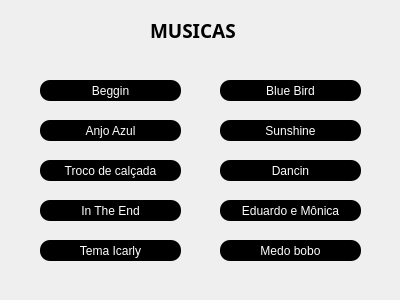
This is Designs/musicas.ui in PabloCarnauba/Spoti-Ninho-V2 as Qt 5 draws it before an edit. The edited form follows.
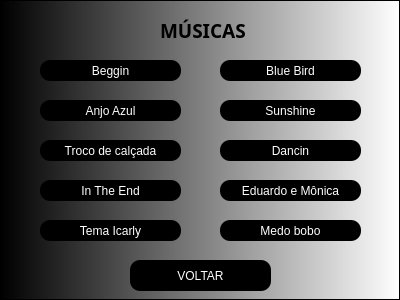
This is the edited form.

Diff of the .ui file:
```diff
--- a/Designs/musicas.ui
+++ b/Designs/musicas.ui
@@ -13,10 +13,22 @@
   <property name="windowTitle">
    <string>Dialog</string>
   </property>
+  <property name="styleSheet">
+   <string notr="true">QPushButton {
+    background-color: black;
+    color: white;
+    border-radius: 10px;
+}
+
+QPushButton:pressed {
+    background-color: grey;
+}
+</string>
+  </property>
   <widget class="QLabel" name="rotuloMenuInicial">
    <property name="geometry">
     <rect>
-     <x>150</x>
+     <x>160</x>
      <y>10</y>
      <width>101</width>
      <height>41</height>
@@ -33,23 +45,20 @@
     <string notr="true">Color rgb(255, 255, 255)</string>
    </property>
    <property name="text">
-    <string>MUSICAS</string>
+    <string>MÚSICAS</string>
    </property>
   </widget>
   <widget class="QPushButton" name="beggin">
    <property name="geometry">
     <rect>
      <x>40</x>
-     <y>80</y>
+     <y>60</y>
      <width>141</width>
      <height>21</height>
     </rect>
    </property>
    <property name="styleSheet">
-    <string notr="true">color: white;
-background-color: rgb(0, 0, 0);
-border-radius: 10px;
-
+    <string notr="true">
 </string>
    </property>
    <property name="text">
@@ -60,17 +69,13 @@
    <property name="geometry">
     <rect>
      <x>40</x>
-     <y>120</y>
+     <y>100</y>
      <width>141</width>
      <height>21</height>
     </rect>
    </property>
    <property name="styleSheet">
-    <string notr="true">color: white;
-background-color: rgb(0, 0, 0);
-border-radius: 10px;
-
-</string>
+    <string notr="true"/>
    </property>
    <property name="text">
     <string>Anjo Azul</string>
@@ -80,17 +85,13 @@
    <property name="geometry">
     <rect>
      <x>40</x>
-     <y>160</y>
+     <y>140</y>
      <width>141</width>
      <height>21</height>
     </rect>
    </property>
    <property name="styleSheet">
-    <string notr="true">color: white;
-background-color: rgb(0, 0, 0);
-border-radius: 10px;
-
-</string>
+    <string notr="true"/>
    </property>
    <property name="text">
     <string>Troco de calçada</string>
@@ -100,16 +101,13 @@
    <property name="geometry">
     <rect>
      <x>40</x>
-     <y>200</y>
+     <y>180</y>
      <width>141</width>
      <height>21</height>
     </rect>
    </property>
    <property name="styleSheet">
-    <string notr="true">color: white;
-background-color: rgb(0, 0, 0);
-border-radius: 10px;
-
+    <string notr="true">
 </string>
    </property>
    <property name="text">
@@ -120,17 +118,13 @@
    <property name="geometry">
     <rect>
      <x>40</x>
-     <y>240</y>
+     <y>220</y>
      <width>141</width>
      <height>21</height>
     </rect>
    </property>
    <property name="styleSheet">
-    <string notr="true">color: white;
-background-color: rgb(0, 0, 0);
-border-radius: 10px;
-
-</string>
+    <string notr="true"/>
    </property>
    <property name="text">
     <string>Tema Icarly</string>
@@ -140,17 +134,13 @@
    <property name="geometry">
     <rect>
      <x>220</x>
-     <y>240</y>
+     <y>220</y>
      <width>141</width>
      <height>21</height>
     </rect>
    </property>
    <property name="styleSheet">
-    <string notr="true">color: white;
-background-color: rgb(0, 0, 0);
-border-radius: 10px;
-
-</string>
+    <string notr="true"/>
    </property>
    <property name="text">
     <string>Medo bobo</string>
@@ -160,17 +150,13 @@
    <property name="geometry">
     <rect>
      <x>220</x>
-     <y>160</y>
+     <y>140</y>
      <width>141</width>
      <height>21</height>
     </rect>
    </property>
    <property name="styleSheet">
-    <string notr="true">color: white;
-background-color: rgb(0, 0, 0);
-border-radius: 10px;
-
-</string>
+    <string notr="true"/>
    </property>
    <property name="text">
     <string>Dancin</string>
@@ -180,17 +166,13 @@
    <property name="geometry">
     <rect>
      <x>220</x>
-     <y>80</y>
+     <y>60</y>
      <width>141</width>
      <height>21</height>
     </rect>
    </property>
    <property name="styleSheet">
-    <string notr="true">color: white;
-background-color: rgb(0, 0, 0);
-border-radius: 10px;
-
-</string>
+    <string notr="true"/>
    </property>
    <property name="text">
     <string>Blue Bird</string>
@@ -200,17 +182,13 @@
    <property name="geometry">
     <rect>
      <x>220</x>
-     <y>120</y>
+     <y>100</y>
      <width>141</width>
      <height>21</height>
     </rect>
    </property>
    <property name="styleSheet">
-    <string notr="true">color: white;
-background-color: rgb(0, 0, 0);
-border-radius: 10px;
-
-</string>
+    <string notr="true"/>
    </property>
    <property name="text">
     <string>Sunshine</string>
@@ -220,15 +198,13 @@
    <property name="geometry">
     <rect>
      <x>220</x>
-     <y>200</y>
+     <y>180</y>
      <width>141</width>
      <height>21</height>
     </rect>
    </property>
    <property name="styleSheet">
-    <string notr="true">color: white;
-background-color: rgb(0, 0, 0);
-border-radius: 10px;
+    <string notr="true">
 
 </string>
    </property>
@@ -236,6 +212,69 @@
     <string>Eduardo e Mônica</string>
    </property>
   </widget>
+  <widget class="QPushButton" name="backButton_4">
+   <property name="geometry">
+    <rect>
+     <x>130</x>
+     <y>260</y>
+     <width>141</width>
+     <height>31</height>
+    </rect>
+   </property>
+   <property name="whatsThis">
+    <string>&lt;html&gt;&lt;head/&gt;&lt;body&gt;&lt;p&gt;&lt;span style=&quot; font-weight:700;&quot;&gt;Voltar&lt;/span&gt;&lt;/p&gt;&lt;/body&gt;&lt;/html&gt;</string>
+   </property>
+   <property name="styleSheet">
+    <string notr="true">color: white</string>
+   </property>
+   <property name="text">
+    <string>VOLTAR</string>
+   </property>
+  </widget>
+  <widget class="QFrame" name="frame">
+   <property name="geometry">
+    <rect>
+     <x>0</x>
+     <y>0</y>
+     <width>400</width>
+     <height>300</height>
+    </rect>
+   </property>
+   <property name="minimumSize">
+    <size>
+     <width>400</width>
+     <height>300</height>
+    </size>
+   </property>
+   <property name="maximumSize">
+    <size>
+     <width>400</width>
+     <height>300</height>
+    </size>
+   </property>
+   <property name="styleSheet">
+    <string notr="true">background: qlineargradient(spread:pad, x1:0, y1:0, x2:1, y2:0, stop:0 rgba(0, 0, 0, 255), stop:1 rgba(255, 255, 255, 255))</string>
+   </property>
+   <property name="frameShape">
+    <enum>QFrame::StyledPanel</enum>
+   </property>
+   <property name="frameShadow">
+    <enum>QFrame::Raised</enum>
+   </property>
+  </widget>
+  <zorder>frame</zorder>
+  <zorder>rotuloMenuInicial</zorder>
+  <zorder>beggin</zorder>
+  <zorder>AnjoAzul</zorder>
+  <zorder>Troco</zorder>
+  <zorder>Intheend</zorder>
+  <zorder>Icarly</zorder>
+  <zorder>Medobobo</zorder>
+  <zorder>Dancin</zorder>
+  <zorder>blue</zorder>
+  <zorder>Sunshine</zorder>
+  <zorder>Eduard</zorder>
+  <zorder>backButton_4</zorder>
  </widget>
  <resources/>
  <connections/>
```
